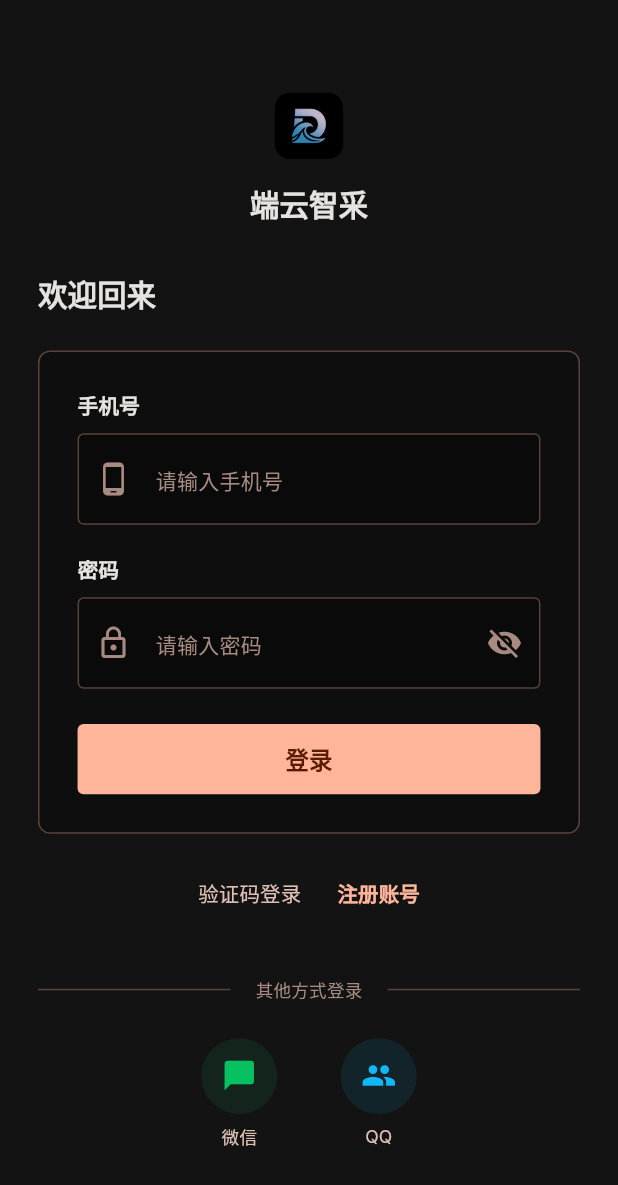
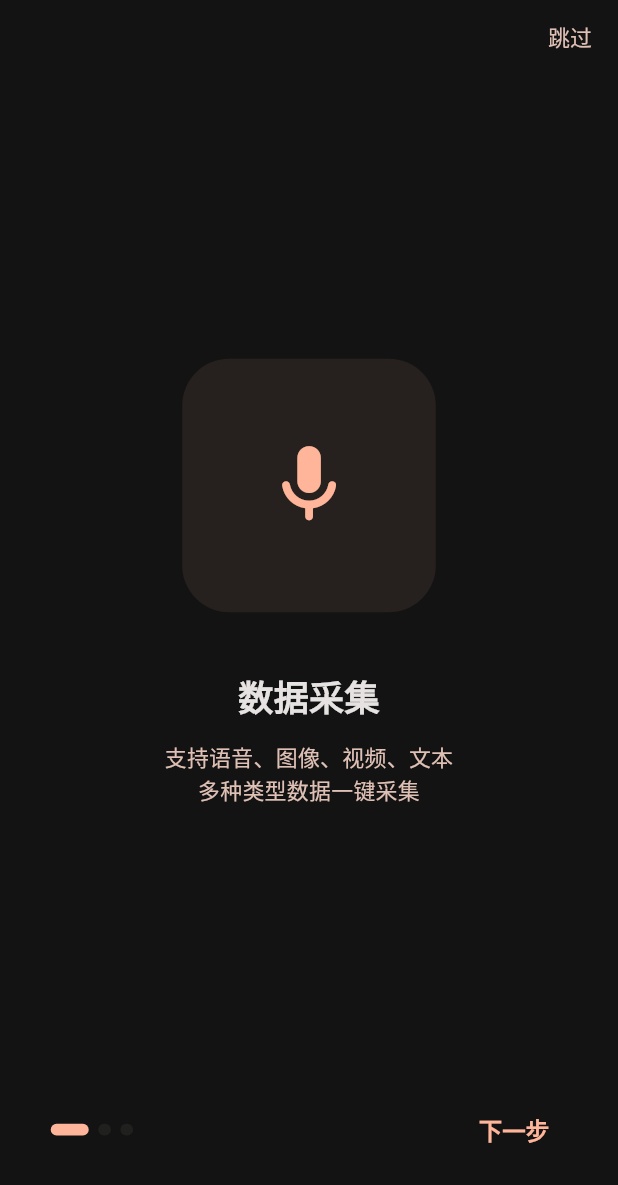
Before and after one commit to linhaiwebs/aiapp, a Flutter app: the screen it shows after launch, on a phone screen of 412 x 824 dp. Shown: the top 1185 px of the screen. Run offline on Flutter 3.47's test engine with Material 3 defaults, Android fonts, the phone set to English and light mode, and no system bars; drawn by our look-alikes of smooth_page_indicator; our stand-ins replace dio, file_picker, flutter_riverpod, flutter_screenutil, flutter_secure_storage, go_router and 4 more; missing offline and left inert: record; accounts and stored records are empty; Roboto replaces fonts that are missing (Inter).

Commit message:
feat: 删除加载进度条，添加首次启动引导滑块页

```diff
--- a/app/lib/core/router/app_router.dart
+++ b/app/lib/core/router/app_router.dart
@@ -2,6 +2,7 @@ import 'package:flutter/material.dart';
 import 'package:flutter_riverpod/flutter_riverpod.dart';
 import 'package:go_router/go_router.dart';
 import '../../features/auth/pages/splash_page.dart';
+import '../../features/auth/pages/onboarding_page.dart';
 import '../../features/auth/pages/login_page.dart';
 import '../../features/auth/pages/register_page.dart';
 import '../../features/auth/pages/real_name_page.dart';
@@ -46,6 +47,7 @@ final appRouterProvider = Provider<GoRouter>((ref) {
     initialLocation: '/splash',
     routes: [
       GoRoute(path: '/splash', pageBuilder: (context, state) => _slidePage(const SplashPage(), state)),
+      GoRoute(path: '/onboarding', builder: (context, state) => const OnboardingPage()),
       GoRoute(path: '/login', pageBuilder: (context, state) => _slidePage(const LoginPage(), state)),
       GoRoute(path: '/register', pageBuilder: (context, state) => _slidePage(const RegisterPage(), state)),
       GoRoute(path: '/real-name', pageBuilder: (context, state) => _slidePage(const RealNamePage(), state)),
--- /dev/null
+++ b/app/lib/features/auth/pages/onboarding_page.dart
@@ -0,0 +1,198 @@
+import 'package:flutter/material.dart';
+import 'package:flutter_screenutil/flutter_screenutil.dart';
+import 'package:go_router/go_router.dart';
+import 'package:shared_preferences/shared_preferences.dart';
+import 'package:smooth_page_indicator/smooth_page_indicator.dart';
+import '../../../core/theme/app_theme.dart';
+
+class OnboardingPage extends StatefulWidget {
+  const OnboardingPage({super.key});
+
+  @override
+  State<OnboardingPage> createState() => _OnboardingPageState();
+}
+
+class _OnboardingPageState extends State<OnboardingPage> {
+  final _controller = PageController();
+  int _current = 0;
+
+  void _done() async {
+    final prefs = await SharedPreferences.getInstance();
+    await prefs.setBool('onboarding_shown', true);
+    if (!mounted) return;
+    context.go('/login');
+  }
+
+  @override
+  void dispose() {
+    _controller.dispose();
+    super.dispose();
+  }
+
+  @override
+  Widget build(BuildContext context) {
+    final isLast = _current == _slides.length - 1;
+
+    return Scaffold(
+      backgroundColor: AppColors.background,
+      body: SafeArea(
+        child: Column(
+          children: [
+            // Skip button
+            Align(
+              alignment: Alignment.topRight,
+              child: TextButton(
+                onPressed: _done,
+                child: Text(
+                  '跳过',
+                  style: TextStyle(
+                    fontSize: 15.sp,
+                    fontWeight: FontWeight.w500,
+                    color: AppColors.onSurfaceVariant,
+                  ),
+                ),
+              ),
+            ),
+            // Slides
+            Expanded(
+              child: PageView.builder(
+                controller: _controller,
+                itemCount: _slides.length,
+                onPageChanged: (i) => setState(() => _current = i),
+                itemBuilder: (_, i) => _buildSlide(_slides[i]),
+              ),
+            ),
+            // Indicator + button
+            Padding(
+              padding: EdgeInsets.symmetric(horizontal: 32.w),
+              child: Row(
+                mainAxisAlignment: MainAxisAlignment.spaceBetween,
+                children: [
+                  SmoothPageIndicator(
+                    controller: _controller,
+                    count: _slides.length,
+                    effect: ExpandingDotsEffect(
+                      activeDotColor: AppColors.primary,
+                      dotColor: AppColors.surfaceContainer,
+                      dotHeight: 8.h,
+                      dotWidth: 8.w,
+                      spacing: 6.w,
+                      expansionFactor: 3,
+                    ),
+                  ),
+                  AnimatedSwitcher(
+                    duration: const Duration(milliseconds: 200),
+                    child: isLast
+                        ? ElevatedButton(
+                            key: const ValueKey('enter'),
+                            onPressed: _done,
+                            style: ElevatedButton.styleFrom(
+                              backgroundColor: AppColors.primary,
+                              foregroundColor: AppColors.onPrimary,
+                              shape: RoundedRectangleBorder(
+                                borderRadius: BorderRadius.circular(12.r),
+                              ),
+                              padding: EdgeInsets.symmetric(horizontal: 32.w, vertical: 12.h),
+                            ),
+                            child: Text(
+                              '立即体验',
+                              style: TextStyle(fontSize: 16.sp, fontWeight: FontWeight.w600),
+                            ),
+                          )
+                        : TextButton(
+                            key: const ValueKey('next'),
+                            onPressed: () => _controller.nextPage(
+                              duration: const Duration(milliseconds: 300),
+                              curve: Curves.easeOut,
+                            ),
+                            child: Text(
+                              '下一步',
+                              style: TextStyle(
+                                fontSize: 16.sp,
+                                fontWeight: FontWeight.w600,
+                                color: AppColors.primary,
+                              ),
+                            ),
+                          ),
+                  ),
+                ],
+              ),
+            ),
+            SizedBox(height: 48.h),
+          ],
+        ),
+      ),
+    );
+  }
+
+  Widget _buildSlide(_OnboardingSlide slide) {
+    return Padding(
+      padding: EdgeInsets.symmetric(horizontal: 40.w),
+      child: Column(
+        mainAxisAlignment: MainAxisAlignment.center,
+        children: [
+          Container(
+            width: 160.w,
+            height: 160.w,
+            decoration: BoxDecoration(
+              color: AppColors.primary.withValues(alpha: 0.08),
+              borderRadius: BorderRadius.circular(32.r),
+            ),
+            child: Center(
+              child: Icon(slide.icon, size: 64.sp, color: AppColors.primary),
+            ),
+          ),
+          SizedBox(height: 40.h),
+          Text(
+            slide.title,
+            style: TextStyle(
+              fontSize: 24.sp,
+              fontWeight: FontWeight.w700,
+              color: AppColors.onSurface,
+            ),
+          ),
+          SizedBox(height: 12.h),
+          Text(
+            slide.desc,
+            textAlign: TextAlign.center,
+            style: TextStyle(
+              fontSize: 15.sp,
+              color: AppColors.onSurfaceVariant,
+              height: 1.5,
+            ),
+          ),
+        ],
+      ),
+    );
+  }
+}
+
+class _OnboardingSlide {
+  final IconData icon;
+  final String title;
+  final String desc;
+
+  const _OnboardingSlide({
+    required this.icon,
+    required this.title,
+    required this.desc,
+  });
+}
+
+const _slides = [
+  _OnboardingSlide(
+    icon: Icons.mic_rounded,
+    title: '数据采集',
+    desc: '支持语音、图像、视频、文本\n多种类型数据一键采集',
+  ),
+  _OnboardingSlide(
+    icon: Icons.verified_rounded,
+    title: '质量管理',
+    desc: '多轮质检体系确保数据质量\n实时追踪采集进度与合格率',
+  ),
+  _OnboardingSlide(
+    icon: Icons.groups_rounded,
+    title: '高效协作',
+    desc: '团队管理、任务分配、报酬结算\n打造专业众包协作平台',
+  ),
+];
```
Also changed, not shown: app/lib/features/auth/pages/splash_page.dart (+26 -114 lines).
